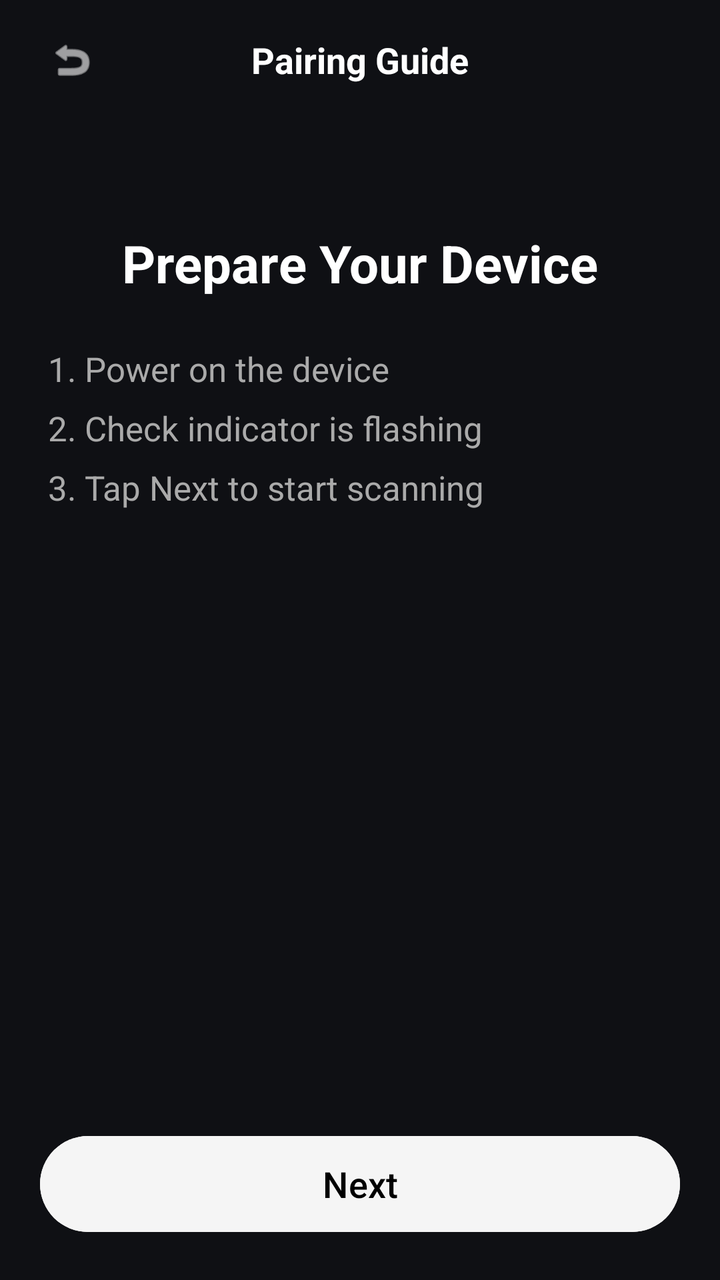
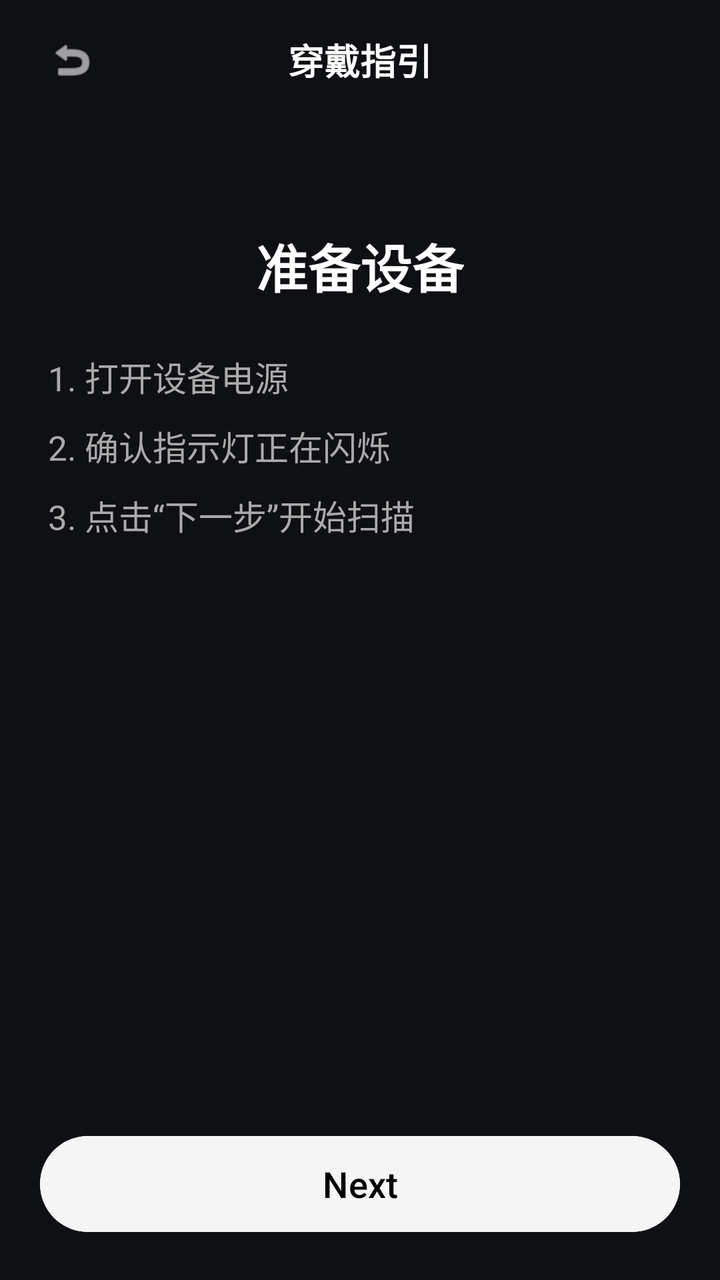

The first picture is an Android layout as it rendered before a commit; the second is the same layout after the commit. The layout source and the unified diff follow.
<!-- AndroidManifest.xml: application theme Theme.HeyCyan -->
<!-- res/layout/activity_pair_guide.xml -->
﻿<?xml version="1.0" encoding="utf-8"?>
<LinearLayout xmlns:android="http://schemas.android.com/apk/res/android"
    xmlns:app="http://schemas.android.com/apk/res-auto"
    android:layout_width="match_parent" android:layout_height="match_parent"
    android:background="#0F1014" android:orientation="vertical" android:fitsSystemWindows="true">
    <RelativeLayout android:layout_width="match_parent" android:layout_height="60dp" android:paddingHorizontal="16dp">
        <ImageView android:id="@+id/btnBack" android:layout_width="40dp" android:layout_height="40dp" android:layout_centerVertical="true" android:padding="8dp" android:src="@android:drawable/ic_menu_revert" app:tint="#FFFFFF" />
        <TextView android:layout_width="wrap_content" android:layout_height="wrap_content" android:layout_centerInParent="true" android:text="Pairing Guide" android:textColor="#FFFFFF" android:textSize="18sp" android:textStyle="bold" />
    </RelativeLayout>
    <ScrollView android:layout_width="match_parent" android:layout_height="0dp" android:layout_weight="1" android:scrollbars="none" android:padding="24dp">
        <LinearLayout android:layout_width="match_parent" android:layout_height="wrap_content" android:orientation="vertical" android:gravity="center_horizontal">
            <TextView android:layout_width="wrap_content" android:layout_height="wrap_content" android:layout_marginTop="30dp" android:text="Prepare Your Device" android:textColor="#FFFFFF" android:textSize="26sp" android:textStyle="bold" />
            <TextView android:layout_width="match_parent" android:layout_height="wrap_content" android:layout_marginTop="24dp" android:lineSpacingExtra="10dp" android:textColor="#AAAAAA" android:textSize="17sp" android:text="1. Power on the device\n2. Check indicator is flashing\n3. Tap Next to start scanning" />
        </LinearLayout>
    </ScrollView>
    <LinearLayout android:layout_width="match_parent" android:layout_height="wrap_content" android:padding="20dp" android:orientation="vertical">
        <Button android:id="@+id/btnStartScan" android:layout_width="match_parent" android:layout_height="56dp" android:backgroundTint="#F5F5F5" android:text="Next" android:textColor="#000000" android:textSize="18sp" app:cornerRadius="28dp" />
    </LinearLayout>
</LinearLayout>
<!-- resources referenced by this layout -->
<resources>
  <style name="Theme.HeyCyan" parent="Base.Theme.HeyCyan" />
  <style name="Base.Theme.HeyCyan" parent="Theme.Material3.DayNight.NoActionBar">
          
          
      </style>
</resources>

<!-- the commit's change to res/layout/activity_pair_guide.xml (unified diff, before → after) -->
@@ -1,19 +1,74 @@
 ﻿<?xml version="1.0" encoding="utf-8"?>
 <LinearLayout xmlns:android="http://schemas.android.com/apk/res/android"
     xmlns:app="http://schemas.android.com/apk/res-auto"
-    android:layout_width="match_parent" android:layout_height="match_parent"
-    android:background="#0F1014" android:orientation="vertical" android:fitsSystemWindows="true">
-    <RelativeLayout android:layout_width="match_parent" android:layout_height="60dp" android:paddingHorizontal="16dp">
-        <ImageView android:id="@+id/btnBack" android:layout_width="40dp" android:layout_height="40dp" android:layout_centerVertical="true" android:padding="8dp" android:src="@android:drawable/ic_menu_revert" app:tint="#FFFFFF" />
-        <TextView android:layout_width="wrap_content" android:layout_height="wrap_content" android:layout_centerInParent="true" android:text="Pairing Guide" android:textColor="#FFFFFF" android:textSize="18sp" android:textStyle="bold" />
+    android:layout_width="match_parent"
+    android:layout_height="match_parent"
+    android:background="#0F1014"
+    android:orientation="vertical"
+    android:fitsSystemWindows="true">
+    <RelativeLayout
+        android:layout_width="match_parent"
+        android:layout_height="60dp"
+        android:paddingHorizontal="16dp">
+        <ImageView
+            android:id="@+id/btnBack"
+            android:layout_width="40dp"
+            android:layout_height="40dp"
+            android:layout_centerVertical="true"
+            android:padding="8dp"
+            android:src="@android:drawable/ic_menu_revert"
+            app:tint="#FFFFFF" />
+        <TextView
+            android:layout_width="wrap_content"
+            android:layout_height="wrap_content"
+            android:layout_centerInParent="true"
+            android:text="穿戴指引"
+            android:textColor="#FFFFFF"
+            android:textSize="18sp"
+            android:textStyle="bold" />
     </RelativeLayout>
-    <ScrollView android:layout_width="match_parent" android:layout_height="0dp" android:layout_weight="1" android:scrollbars="none" android:padding="24dp">
-        <LinearLayout android:layout_width="match_parent" android:layout_height="wrap_content" android:orientation="vertical" android:gravity="center_horizontal">
-            <TextView android:layout_width="wrap_content" android:layout_height="wrap_content" android:layout_marginTop="30dp" android:text="Prepare Your Device" android:textColor="#FFFFFF" android:textSize="26sp" android:textStyle="bold" />
-            <TextView android:layout_width="match_parent" android:layout_height="wrap_content" android:layout_marginTop="24dp" android:lineSpacingExtra="10dp" android:textColor="#AAAAAA" android:textSize="17sp" android:text="1. Power on the device\n2. Check indicator is flashing\n3. Tap Next to start scanning" />
+    <ScrollView
+        android:layout_width="match_parent"
+        android:layout_height="0dp"
+        android:layout_weight="1"
+        android:scrollbars="none"
+        android:padding="24dp">
+        <LinearLayout
+            android:layout_width="match_parent"
+            android:layout_height="wrap_content"
+            android:orientation="vertical"
+            android:gravity="center_horizontal">
+            <TextView
+                android:layout_width="wrap_content"
+                android:layout_height="wrap_content"
+                android:layout_marginTop="30dp"
+                android:text="准备设备"
+                android:textColor="#FFFFFF"
+                android:textSize="26sp"
+                android:textStyle="bold" />
+            <TextView
+                android:layout_width="match_parent"
+                android:layout_height="wrap_content"
+                android:layout_marginTop="24dp"
+                android:lineSpacingExtra="10dp"
+                android:textColor="#AAAAAA"
+                android:textSize="17sp"
+                android:text="1. 打开设备电源\n2. 确认指示灯正在闪烁\n3. 点击“下一步”开始扫描" />
         </LinearLayout>
     </ScrollView>
-    <LinearLayout android:layout_width="match_parent" android:layout_height="wrap_content" android:padding="20dp" android:orientation="vertical">
-        <Button android:id="@+id/btnStartScan" android:layout_width="match_parent" android:layout_height="56dp" android:backgroundTint="#F5F5F5" android:text="Next" android:textColor="#000000" android:textSize="18sp" app:cornerRadius="28dp" />
+    <LinearLayout
+        android:layout_width="match_parent"
+        android:layout_height="wrap_content"
+        android:padding="20dp"
+        android:orientation="vertical">
+        <Button
+            android:id="@+id/btnStartScan"
+            android:layout_width="match_parent"
+            android:layout_height="56dp"
+            android:backgroundTint="#F5F5F5"
+            android:text="Next"
+            android:textColor="#000000"
+            android:textSize="18sp"
+            app:cornerRadius="28dp" />
     </LinearLayout>
 </LinearLayout>
